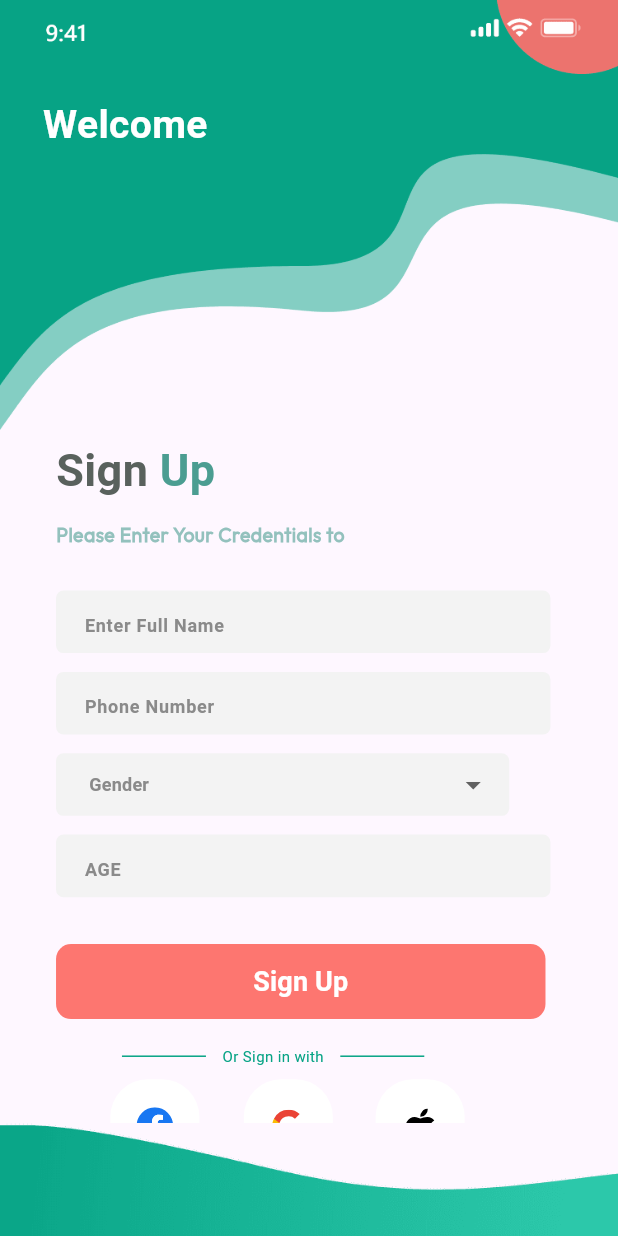
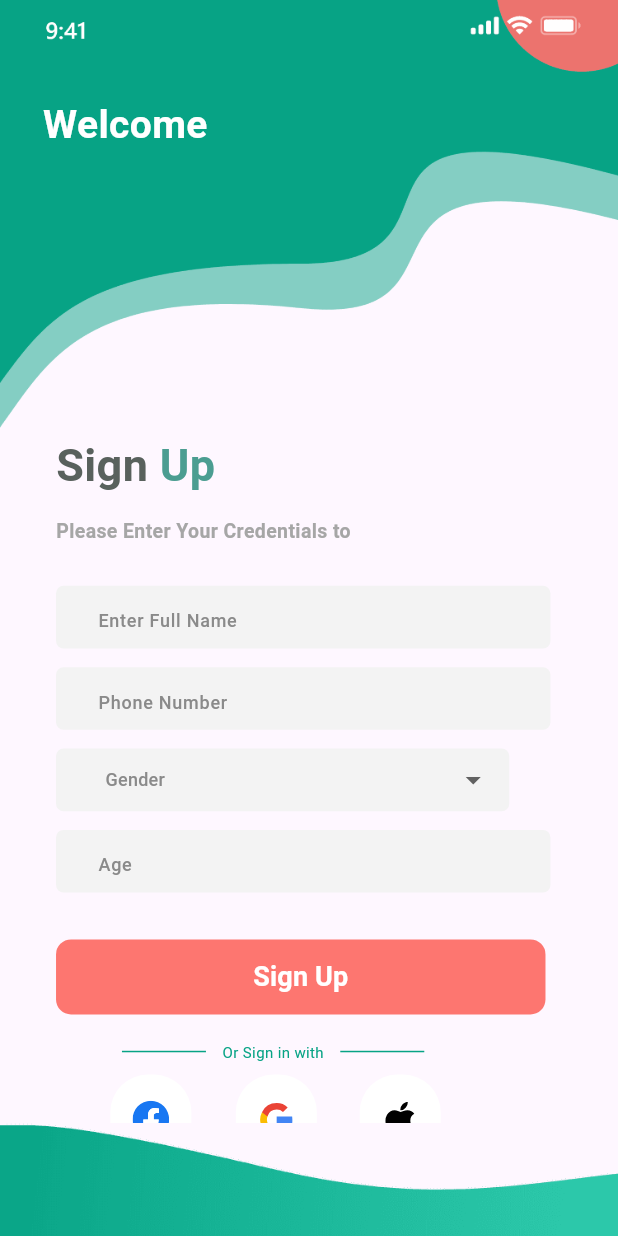
Before and after one commit to AqibKhan61/DOC_APP_UI, a Flutter app: the SignUpScreen screen opened by its route, on a phone screen of 412 x 824 dp. Run offline on Flutter 3.47's test engine with Material 2 defaults, Android fonts, the phone set to English and light mode, and no system bars; our stand-ins replace flutter_svg, get, syncfusion_flutter_charts; Roboto replaces fonts that are missing (Nunito, OpenSans).

Commit message:
Completed the app with fully responsiveness

```diff
--- a/lib/screens/sign_up_screen/sign_up.dart
+++ b/lib/screens/sign_up_screen/sign_up.dart
@@ -27,7 +27,7 @@ class SignUpScreen extends GetView<DropDownController> {
                 crossAxisAlignment: CrossAxisAlignment.start,
                 children: [
                   Container(
-                    height: getVerticalSize(280),
+                    height: getVerticalSize(277),
                     width: double.infinity,
                     decoration: BoxDecoration(
                       image: DecorationImage(
@@ -84,9 +84,15 @@ class SignUpScreen extends GetView<DropDownController> {
                                   ? getVerticalSize(0)
                                   : getVerticalSize(12),
                         ),
-                        Text(
+                        const Text(
                           'Please Enter Your Credentials to',
-                          style: AppTextStyle.small,
+                          style: TextStyle(
+                            fontFamily: 'OpenSans',
+                            color: Color(0xffa6a6a6),
+                            fontSize: 13,
+                            fontWeight: FontWeight.w600,
+                            fontStyle: FontStyle.normal,
+                          ),
                         ),
                         SizedBox(
                           height: kSize.height < 820
@@ -126,7 +132,7 @@ class SignUpScreen extends GetView<DropDownController> {
                           child: DropdownButtonFormField(
                               decoration: InputDecoration(
                                 contentPadding: getPadding(
-                                  left: getHorizontalSize(15),
+                                  left: getHorizontalSize(24),
                                   right: getHorizontalSize(10),
                                 ),
                                 suffixIconColor: AppColors.primary2,
@@ -143,7 +149,7 @@ class SignUpScreen extends GetView<DropDownController> {
                                   fontFamily: 'OpenSans',
                                   color: Color(0xff8a8a8a),
                                   fontSize: 12,
-                                  fontWeight: FontWeight.w600,
+                                  fontWeight: FontWeight.w500,
                                   fontStyle: FontStyle.normal,
                                 ),
                               ),
@@ -163,7 +169,7 @@ class SignUpScreen extends GetView<DropDownController> {
                         CustomTextField(
                             isTitle: false,
                             height: getVerticalSize(40),
-                            text: 'AGE',
+                            text: 'Age',
                             obscuretext: false),
                         SizedBox(
                           height: kSize.height == 667
@@ -172,8 +178,9 @@ class SignUpScreen extends GetView<DropDownController> {
                                   ? getVerticalSize(15)
                                   : kSize.height == 740
                                       ? getVerticalSize(10)
-                                      : kSize.height < 820 ? getVerticalSize(20)
-                                      : getVerticalSize(30),
+                                      : kSize.height < 820
+                                          ? getVerticalSize(20)
+                                          : getVerticalSize(30),
                         ),
                         // ElevatedButton(
                         //   style: ButtonStyle(
--- a/lib/widgets/custom_signin_container.dart
+++ b/lib/widgets/custom_signin_container.dart
@@ -11,8 +11,8 @@ class CustomSignupContainer extends GetView{
   @override
   Widget build(BuildContext context) {
     return Container(
-      height: getVerticalSize(60),
-      width: getHorizontalSize(54),
+      height: (60),
+      width: (54),
       decoration: BoxDecoration(
         borderRadius: BorderRadius.circular(25),
         color: AppColors.white,
--- a/lib/widgets/custom_textfield.dart
+++ b/lib/widgets/custom_textfield.dart
@@ -1,6 +1,6 @@
-import 'package:doc_app/utils/size_utils.dart';
 import 'package:get/get.dart';
 import 'package:flutter/material.dart';
+import 'package:doc_app/utils/size_utils.dart';
 import 'package:doc_app/utils/app_textstyle.dart';
 
 class CustomTextField extends GetView {
@@ -43,7 +43,7 @@ class CustomTextField extends GetView {
               filled: true,
               fillColor: const Color(0xfff3f3f3),
               contentPadding: const EdgeInsets.only(
-                left: 15,
+                left: 24,
                 right: 14,
                 bottom: 30,
               ),
@@ -52,7 +52,7 @@ class CustomTextField extends GetView {
                 fontFamily: 'OpenSans',
                 color: Color(0xff8a8a8a),
                 fontSize: 12,
-                fontWeight: FontWeight.w600,
+                fontWeight: FontWeight.w500,
                 fontStyle: FontStyle.normal,
               ),
 
--- a/pubspec.yaml
+++ b/pubspec.yaml
@@ -37,6 +37,7 @@ dependencies:
   cupertino_icons: ^1.0.2
   get: ^4.6.6
   flutter_svg: ^2.0.7
+  syncfusion_flutter_charts: ^23.1.40
 
 dev_dependencies:
   flutter_test:
```
Also changed, not shown: lib/screens/chart_screen.dart (added, +60 -0 lines), lib/screens/dashboard_screen/dashboard.dart (+16 -34 lines), lib/screens/sarfara_screen/sarfara.dart (+9 -11 lines), lib/screens/sign_in_screen/sign_in.dart (+11 -3 lines), lib/screens/start_screen/start_screen.dart (+32 -20 lines), lib/widgets/custom_row.dart (added, +20 -0 lines), pubspec.lock.
